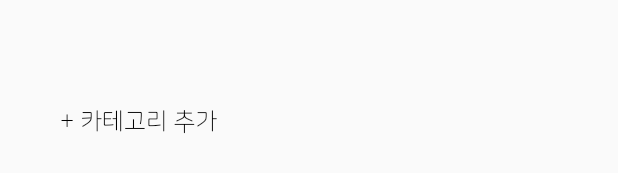
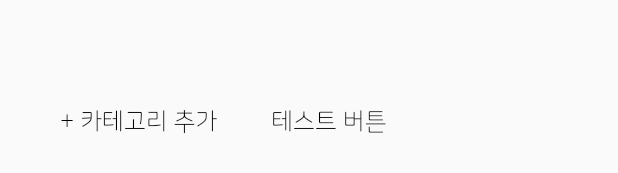
Before and after one commit to yunjiisy/momsori_project, a Flutter app: the StorageScreen widget shown alone on an empty page, opened directly, on a phone screen of 412 x 824 dp. Shown: the part 1046-1219 px from the top of the screen. Run offline on Flutter 3.47's test engine with Material 2 defaults, Android fonts, the phone set to English and light mode, and no system bars; our stand-ins replace animated_splash_screen, audio_video_progress_bar, dotted_line, flutter_keyboard_visibility, flutter_screenutil, flutter_spinkit and 8 more; missing offline and left inert: draggable_scrollbar, easy_mask, flutter_sound; project files that could hold a hidden picture were left out.

```diff
--- a/lib/getx_controller/record_list_controller.dart
+++ b/lib/getx_controller/record_list_controller.dart
@@ -14,6 +14,7 @@ class RecordListController extends GetxController {
     var tempDir = await getExternalStorageDirectory();
     var dir =
     Directory('${tempDir!.parent.parent.parent.parent.path}/momsound/');
+    dir.create(recursive: true);
     categories.add(newCategory);
     categoryData.add({
       'name' : newCategory,
--- a/lib/screens/recoder_screen.dart
+++ b/lib/screens/recoder_screen.dart
@@ -31,6 +31,7 @@ class _RecoderScreenState extends State<RecoderScreen> {
     var tempDir = await getExternalStorageDirectory();
     var directoryEx =
         Directory('${tempDir!.parent.parent.parent.parent.path}/momsound/');
+    directoryEx.create(recursive: true);
     List<FileSystemEntity> entries =
         directoryEx.listSync(recursive: false).toList();
     if(rlController.categories.isEmpty){
--- a/lib/screens/storage_screen.dart
+++ b/lib/screens/storage_screen.dart
@@ -17,12 +17,22 @@ class _StorageScreenState extends State<StorageScreen> {
   final textController = TextEditingController();
   final rlController = Get.put<RecordListController>(RecordListController());
 
+  testFunction() async {
+    var tempDir = await getExternalStorageDirectory();
+    var dir =
+    Directory('${tempDir!.parent.parent.parent.parent.path}/momsound/');
+    List<FileSystemEntity> entries = dir.listSync(recursive: false).toList();
+    entries.forEach((element) {print(element);});
+    dir.create(recursive: true);
+    print(tempDir.path);
+    print(dir.path);
+  }
   callCategoryList() async {
     var tempDir = await getExternalStorageDirectory();
     var dir =
         Directory('${tempDir!.parent.parent.parent.parent.path}/momsound/');
-    List<FileSystemEntity> entries =
-        dir.listSync(recursive: false).toList();
+    dir.create(recursive: true);
+    List<FileSystemEntity> entries = dir.listSync(recursive: false).toList();
     rlController.categoryData.add({
       "name": '모든 녹음',
       "path": dir.path,
@@ -32,17 +42,14 @@ class _StorageScreenState extends State<StorageScreen> {
       var tmpString = element.path
           .substring(element.parent.path.length + 1, element.path.length);
 
-        rlController.categoryData.add({
-          "name": tmpString,
-          "path": '${dir.path}/$tmpString',
+      rlController.categoryData.add({
+        "name": tmpString,
+        "path": '${dir.path}/$tmpString',
         "checked": false,
       });
-
-      // rlController.categories.removeLast();
-      // rlController.categories.add(tmpString);
-      // rlController.categories.add('+ 카테고리 추가');
     });
   }
+
   deleteCategory() {
     setState(() {
       rlController.categoryData.forEach((element) {
@@ -54,6 +61,7 @@ class _StorageScreenState extends State<StorageScreen> {
       });
     });
   }
+
   renameCategory(String category) {
     setState(() {
       rlController.categoryData.forEach((element) {
@@ -67,6 +75,7 @@ class _StorageScreenState extends State<StorageScreen> {
       });
     });
   }
+
   createCategory(String category) async {
     var tempDir = await getExternalStorageDirectory();
     var directory = Directory(
@@ -78,6 +87,7 @@ class _StorageScreenState extends State<StorageScreen> {
       "checked": false,
     });
   }
+
   createCategoryDialog() {
     showDialog(
         context: context,
@@ -129,6 +139,7 @@ class _StorageScreenState extends State<StorageScreen> {
           );
         });
   }
+
   renameCategoryDialog() {
     showDialog(
         context: context,
@@ -183,7 +194,7 @@ class _StorageScreenState extends State<StorageScreen> {
 
   @override
   void initState() {
-    if(rlController.categoryData.isEmpty) callCategoryList();
+    if (rlController.categoryData.isEmpty) callCategoryList();
     super.initState();
     setState(() {});
   }
@@ -208,7 +219,8 @@ class _StorageScreenState extends State<StorageScreen> {
                   Container(
                     child: TextButton(
                       onPressed: () {
-                        if(rlController.categoryData.isEmpty) callCategoryList();
+                        if (rlController.categoryData.isEmpty)
+                          callCategoryList();
                         setState(() {});
                       },
                       child: Text(
@@ -352,6 +364,23 @@ class _StorageScreenState extends State<StorageScreen> {
                           ),
                         ),
                       ),
+                      Padding(
+                        padding: const EdgeInsets.only(left: 20, bottom: 10),
+                        child: TextButton(
+                          onPressed: () {
+                            testFunction();
+                            print('test');
+                          },
+                          child: Text(
+                            '테스트 버튼',
+                            style: TextStyle(
+                              color: Colors.black,
+                              fontSize: 16,
+                              fontWeight: FontWeight.w500,
+                            ),
+                          ),
+                        ),
+                      ),
                     ],
                   )
           ],
```
